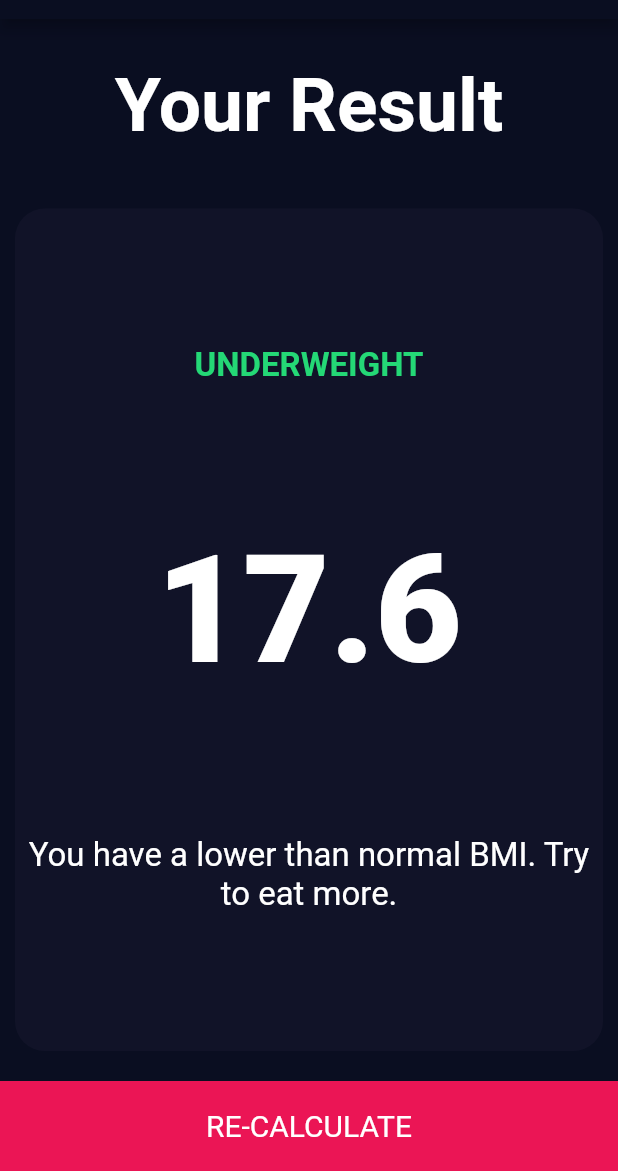
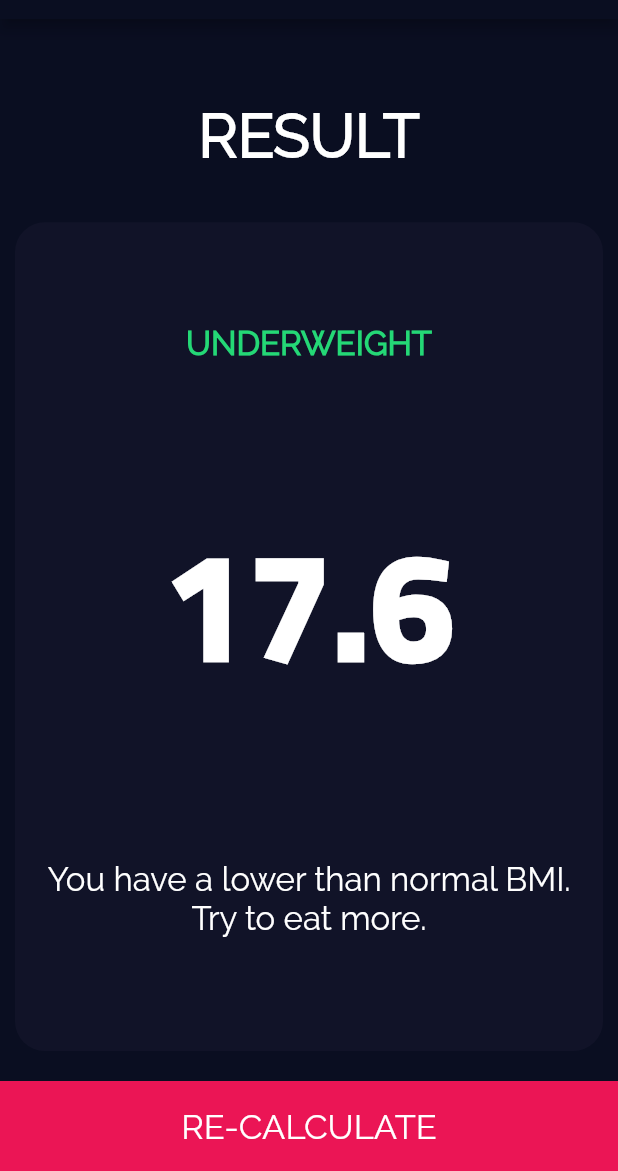
Before and after one commit to zolomohan/bmi-calculator, a Flutter app: the screen it shows after launch, after a tap on "CALCULATE", on a phone screen of 412 x 824 dp, the part 65-1236 px from its top. Run offline on Flutter 3.47's test engine with Material 2 defaults, Android fonts, the phone set to English and light mode, and no system bars; our stand-ins replace font_awesome_flutter.

Commit message:
Add Raleway & Cairo Fonts

```diff
--- a/lib/main.dart
+++ b/lib/main.dart
@@ -11,7 +11,9 @@ class BMICalculator extends StatelessWidget {
       theme: ThemeData.dark().copyWith(
           primaryColor: Color(0xFF0A0E21),
           scaffoldBackgroundColor: Color(0xFF0A0E21),
-      ),
+          textTheme: TextTheme(
+            body1: TextStyle(fontFamily: 'Raleway'),
+          )),
       initialRoute: '/',
       routes: {
         '/': (context) => InputPage(),
--- a/lib/pages/Input.dart
+++ b/lib/pages/Input.dart
@@ -23,7 +23,13 @@ class _InputPageState extends State<InputPage> {
   @override
   Widget build(BuildContext context) {
     return Scaffold(
-      appBar: AppBar(title: Center(child: Text('BMI CALCULATOR'))),
+      appBar: AppBar(
+        elevation: 0.0,
+        title: Center(
+          child:
+              Text('BMI CALCULATOR', style: TextStyle(fontFamily: 'Raleway', fontSize: 22.0)),
+        ),
+      ),
       body: SafeArea(
         child: Column(
           children: <Widget>[
@@ -71,14 +77,18 @@ class _InputPageState extends State<InputPage> {
             BaseButton(
               buttonText: 'CALCULATE',
               onTap: () {
-                BMICalculator calculator = BMICalculator(height: height, weight: weight);
+                BMICalculator calculator =
+                    BMICalculator(height: height, weight: weight);
                 calculator.calculateBMI();
                 var result = calculator.getResult();
-                Navigator.push(context, MaterialPageRoute(builder: (context) => ResultPage(
-                  bmi: calculator.calculateBMI(),
-                  result: result['result'],
-                  interpretation: result['interpretation'],
-                )));
+                Navigator.push(
+                    context,
+                    MaterialPageRoute(
+                        builder: (context) => ResultPage(
+                              bmi: calculator.calculateBMI(),
+                              result: result['result'],
+                              interpretation: result['interpretation'],
+                            )));
               },
             )
           ],
--- a/lib/pages/Result.dart
+++ b/lib/pages/Result.dart
@@ -4,7 +4,6 @@ import 'package:bmi_calculator/widgets/UI/RoundedCard.dart';
 import 'package:flutter/material.dart';
 
 class ResultPage extends StatelessWidget {
-
   final String result, interpretation, bmi;
 
   ResultPage({this.bmi, this.result, this.interpretation});
@@ -16,16 +15,20 @@ class ResultPage extends StatelessWidget {
         body: Column(
           crossAxisAlignment: CrossAxisAlignment.stretch,
           children: <Widget>[
+            SizedBox(height: 30.0),
             Expanded(
               child: Center(
                 child: Text(
-                  'Your Result',
-                  style: TextStyle(fontSize: 50.0, fontWeight: FontWeight.bold),
+                  'RESULT',
+                  style: TextStyle(
+                    fontSize: 40.0,
+                    fontWeight: FontWeight.bold,
+                  ),
                 ),
               ),
             ),
             Expanded(
-              flex: 5,
+              flex: 6,
               child: RoundedCard(
                 color: kInactiveCardColor,
                 child: Column(
@@ -43,12 +46,18 @@ class ResultPage extends StatelessWidget {
                     Text(
                       bmi.toString(),
                       style: TextStyle(
-                          fontSize: 100.0, fontWeight: FontWeight.w900),
+                        fontFamily: 'Cairo',
+                        fontSize: 100.0,
+                        fontWeight: FontWeight.w900,
+                      ),
                     ),
-                    Text(
-                      interpretation,
-                      style: TextStyle(fontSize: 22.0),
-                      textAlign: TextAlign.center,
+                    Padding(
+                      padding: const EdgeInsets.all(8.0),
+                      child: Text(
+                        interpretation,
+                        style: TextStyle(fontSize: 22.0),
+                        textAlign: TextAlign.center,
+                      ),
                     )
                   ],
                 ),
--- a/lib/widgets/ui/NumberText.dart
+++ b/lib/widgets/ui/NumberText.dart
@@ -10,8 +10,9 @@ class NumberText extends StatelessWidget {
     return Text(
       '$number',
       style: TextStyle(
-        fontSize: 55.0,
-        fontWeight: FontWeight.w900,
+        fontFamily: 'Cairo',
+        fontSize: 35.0,
+        fontWeight: FontWeight.w700
       ),
     );
   }
--- a/lib/widgets/ui/buttons/BaseButton.dart
+++ b/lib/widgets/ui/buttons/BaseButton.dart
@@ -2,7 +2,6 @@ import 'package:flutter/material.dart';
 import 'package:bmi_calculator/config/constants.dart';
 
 class BaseButton extends StatelessWidget {
-
   final String buttonText;
   final Function onTap;
 
@@ -20,7 +19,7 @@ class BaseButton extends StatelessWidget {
         child: Center(
           child: Text(
             buttonText,
-            style: TextStyle(fontSize: 20.0),
+            style: TextStyle(fontSize: 23.0),
           ),
         ),
       ),
```
Also changed, not shown: pubspec.yaml (+9 -0 lines), fonts/Cairo-Bold.ttf (added), fonts/Raleway-Regular.ttf (added).
